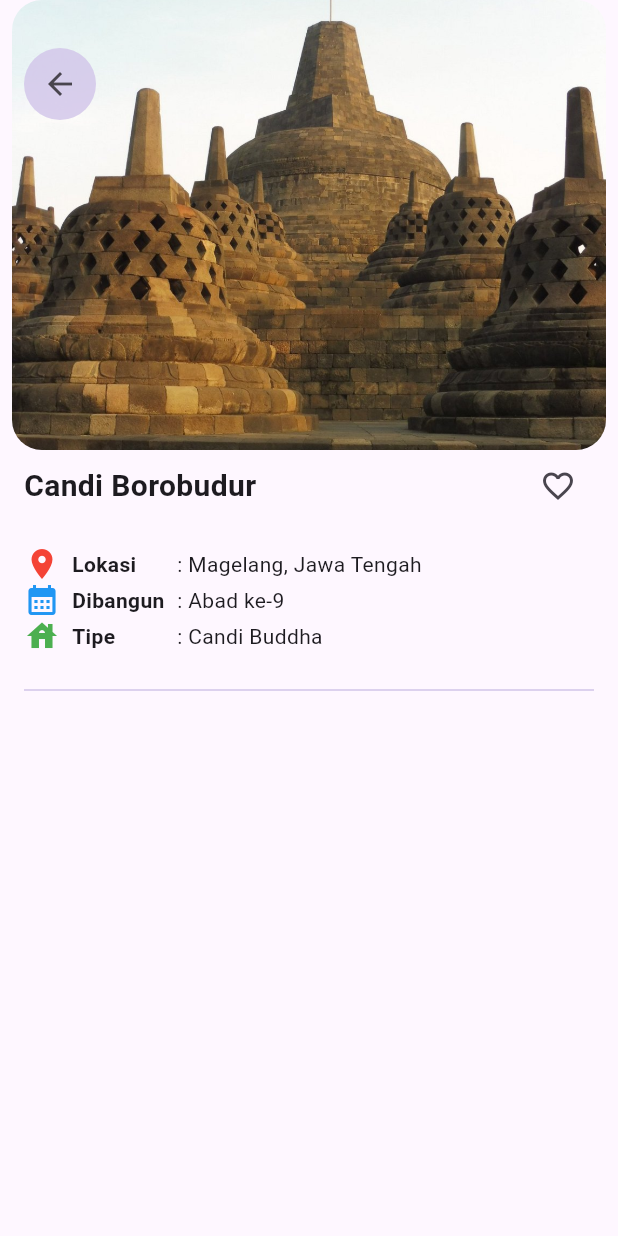
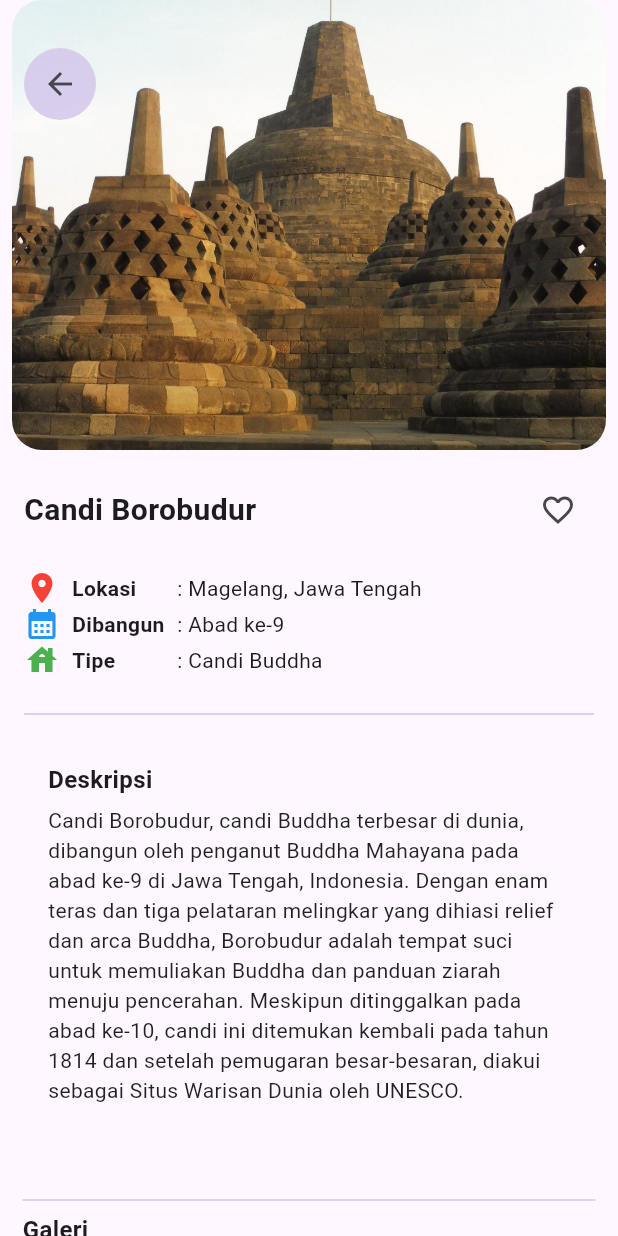
Before and after one commit to FaizZzhue/wisata_candi_faiz, a Flutter app: the screen it shows after launch, on a phone screen of 412 x 824 dp. Run offline on Flutter 3.47's test engine with Material 3 defaults, Android fonts, the phone set to English and light mode, and no system bars; network calls fail.

Commit message:
Update : Last

```diff
--- a/lib/data/candi_data.dart
+++ b/lib/data/candi_data.dart
@@ -42,7 +42,7 @@ var candiList = [
     type: 'Candi Hindu',
     imageAsset: 'assets/prambanan.jpeg',
     imageUrls: [
-      'http://media-cdn.tripadvisor.com/media/photo-o/11/d3/f4/02/main-prambanan-temple.jpg',
+      'https://media-cdn.tripadvisor.com/media/photo-o/11/d3/f4/02/main-prambanan-temple.jpg',
       'https://media-cdn.tripadvisor.com/media/photo-o/11/d3/f3/fb/main-prambanan-temple.jpg',
       'https://media-cdn.tripadvisor.com/media/photo-o/11/cd/21/b5/prambanan-diwaktu-malam.jpg',
       'https://media-cdn.tripadvisor.com/media/photo-o/11/cd/21/a1/prambanan-yang-luas-dan.jpg',
@@ -59,8 +59,8 @@ var candiList = [
     imageAsset: 'assets/lumbung.jpeg',
     imageUrls: [
       'https://media-cdn.tripadvisor.com/media/photo-o/28/11/e1/80/lumbung-temple.jpg',
-      'http://media-cdn.tripadvisor.com/media/photo-o/28/11/e1/73/lumbung-temple.jpg',
-      'http://media-cdn.tripadvisor.com/media/photo-o/28/11/e1/21/lumbung-temple.jpg',
+      'https://media-cdn.tripadvisor.com/media/photo-o/28/11/e1/73/lumbung-temple.jpg',
+      'https://media-cdn.tripadvisor.com/media/photo-o/28/11/e1/21/lumbung-temple.jpg',
       'https://media-cdn.tripadvisor.com/media/photo-o/28/11/e1/33/lumbung-temple.jpg',
     ],
     isFavorite: false,
@@ -106,9 +106,9 @@ var candiList = [
     type: 'Candi Buddha',
     imageAsset: 'assets/sari.jpeg',
     imageUrls: [
-      'http://media-cdn.tripadvisor.com/media/photo-o/0d/7a/26/27/p-20150104-102350-hdr.jpg',
+      'https://media-cdn.tripadvisor.com/media/photo-o/0d/7a/26/27/p-20150104-102350-hdr.jpg',
       'https://media-cdn.tripadvisor.com/media/photo-o/17/e4/b5/32/komplek-candi-sari.jpg',
-      'http://media-cdn.tripadvisor.com/media/photo-o/13/46/0c/0e/cube.jpg',
+      'https://media-cdn.tripadvisor.com/media/photo-o/13/46/0c/0e/cube.jpg',
       'https://media-cdn.tripadvisor.com/media/photo-o/13/46/09/6d/high-wall.jpg',
     ],
     isFavorite: false,
--- a/lib/screens/detail_screen.dart
+++ b/lib/screens/detail_screen.dart
@@ -1,6 +1,6 @@
-import'package:flutter/material.dart';
+import 'package:cached_network_image/cached_network_image.dart';
+import 'package:flutter/material.dart';
 import 'package:wisata_candi/models/candi.dart';
-
 
 class DetailScreen extends StatelessWidget {
   final Candi candi;
@@ -10,14 +10,15 @@ class DetailScreen extends StatelessWidget {
   @override
   Widget build(BuildContext context) {
     return Scaffold(
-      body: Column(
+      body: SingleChildScrollView(
+        child: Column(
           children: [
-          // Detail Header
+            // 🔹 Detail Header
             Stack(
               children: [
+                // Gambar utama
                 Padding(
-                //   image utama
-                padding: const EdgeInsets.symmetric(horizontal: 8.0),
+                  padding: EdgeInsets.symmetric(horizontal: 8.0),
                   child: ClipRRect(
                     borderRadius: BorderRadius.circular(20),
                     child: Image.asset(
@@ -28,9 +29,11 @@ class DetailScreen extends StatelessWidget {
                     ),
                   ),
                 ),
-              // tombol back kustom
+                // Tombol back kustom
                 Padding(
-                padding: const EdgeInsets.symmetric(horizontal: 16, vertical: 32,
+                  padding: EdgeInsets.symmetric(
+                    horizontal: 16,
+                    vertical: 32,
                   ),
                   child: Container(
                     decoration: BoxDecoration(
@@ -38,21 +41,23 @@ class DetailScreen extends StatelessWidget {
                       shape: BoxShape.circle,
                     ),
                     child: IconButton(
-                      onPressed: () {},
-                      icon: const Icon (
-                        Icons.arrow_back,
-                      )
+                      onPressed: () {
+                        Navigator.pop(context);
+                      },
+                      icon: Icon(Icons.arrow_back),
                     ),
                   ),
                 ),
               ],
             ),
-        //   Detail Info
+
+            // 🔹 Detail Info
             Padding(
-            padding: const EdgeInsets.symmetric(horizontal: 16),
+              padding: EdgeInsets.symmetric(horizontal: 16, vertical: 16),
               child: Column(
+                crossAxisAlignment: CrossAxisAlignment.start,
                 children: [
-              //   info atas (nama candi dan tombol favorit
+                  // Info atas (nama candi dan tombol favorit)
                   Row(
                     mainAxisAlignment: MainAxisAlignment.spaceBetween,
                     children: [
@@ -69,41 +74,149 @@ class DetailScreen extends StatelessWidget {
                       ),
                     ],
                   ),
-              //   info tengah (lokasi, dibangun, tipe
-                SizedBox(height: 16,),
-                Row(children: [
-                  Icon(Icons.place, color: Colors.red,),
-                  SizedBox(width: 8,),
-                  SizedBox(width: 70,
-                    child: Text('Lokasi', style: TextStyle(
-                      fontWeight: FontWeight.bold),),),
+
+                   SizedBox(height: 16),
+
+                  // Info tengah (lokasi, dibangun, tipe)
+                  Row(
+                    children: [
+                       Icon(Icons.place, color: Colors.red),
+                       SizedBox(width: 8),
+                       SizedBox(
+                        width: 70,
+                        child: Text(
+                          'Lokasi',
+                          style: TextStyle(fontWeight: FontWeight.bold),
+                        ),
+                      ),
                       Text(': ${candi.location}'),
-                ],),
-                Row(children: [
-                  Icon(Icons.calendar_month, color: Colors.blue,),
-                  SizedBox(width: 8,),
-                  SizedBox(width: 70,
-                    child: Text('Dibangun', style: TextStyle(
-                      fontWeight: FontWeight.bold),),),
+                    ],
+                  ),
+                  Row(
+                    children: [
+                       Icon(Icons.calendar_month, color: Colors.blue),
+                       SizedBox(width: 8),
+                       SizedBox(
+                        width: 70,
+                        child: Text(
+                          'Dibangun',
+                          style: TextStyle(fontWeight: FontWeight.bold),
+                        ),
+                      ),
                       Text(': ${candi.built}'),
-                ],),
-                Row(children: [
-                  Icon(Icons.house, color: Colors.green,),
-                  SizedBox(width: 8,),
-                  SizedBox(width: 70,
-                    child: Text('Tipe', style: TextStyle(
-                      fontWeight: FontWeight.bold),),),
+                    ],
+                  ),
+                  Row(
+                    children: [
+                       Icon(Icons.house, color: Colors.green),
+                       SizedBox(width: 8),
+                       SizedBox(
+                        width: 70,
+                        child: Text(
+                          'Tipe',
+                          style: TextStyle(fontWeight: FontWeight.bold),
+                        ),
+                      ),
                       Text(': ${candi.type}'),
-                ],),
-                SizedBox(height: 16,),
-                Divider(color: Colors.deepPurple.shade100,),
-                SizedBox(height: 16,),
-              //   info bawah (deskripsi)
+                    ],
+                  ),
+                   SizedBox(height: 16),
+                  Divider(color: Colors.deepPurple.shade100),
+                  SizedBox(height: 16),
+                  // Info bawah (deskripsi)
+                  Padding(
+                    padding: EdgeInsets.symmetric(horizontal: 16, vertical: 8),
+                    child: Column(
+                      crossAxisAlignment: CrossAxisAlignment.start,
+                      children: [
+                        Text(
+                          'Deskripsi',
+                          style: TextStyle(
+                            fontSize: 16,
+                            fontWeight: FontWeight.bold,
+                          ),
+                        ),
+                        SizedBox(height: 6),
+                        Text(
+                          candi.description,
+                          style: TextStyle(fontSize: 14, color: Colors.black87),
+                        ),
+                        SizedBox(height: 16),
+                      ],
+                    ),
+                  ),
+
+                ],
+              ),
+            ),
+            // 🔹 Detail Gallery
+            Padding(
+              padding: EdgeInsets.all(15),
+              child: Column(
+                crossAxisAlignment: CrossAxisAlignment.start,
+                children: [
+                  Divider(color: Colors.deepPurple.shade100),
+                   Text(
+                    'Galeri',
+                    style: TextStyle(
+                      fontSize: 16,
+                      fontWeight: FontWeight.bold,
+                    ),
+                  ),
+                   SizedBox(height: 10),
+                  SizedBox(
+                    height: 100,
+                    child: ListView.builder(
+                      scrollDirection: Axis.horizontal,
+                      itemCount: candi.imageUrls.length,
+                      itemBuilder: (context, index) {
+                        return Padding(
+                          padding: EdgeInsets.only(left: 8),
+                          child: GestureDetector(
+                            onTap: () {},
+                            child: Container(
+                              decoration: BoxDecoration(
+                                borderRadius: BorderRadius.circular(12),
+                                border: Border.all(
+                                  color: Colors.deepPurple.shade100,
+                                  width: 2,
+                                ),
+                              ),
+                              child: ClipRRect(
+                                borderRadius: BorderRadius.circular(10),
+                                child: CachedNetworkImage(
+                                  imageUrl: candi.imageUrls[index],
+                                  width: 120,
+                                  height: 120,
+                                  fit: BoxFit.cover,
+                                  placeholder: (context, url) => Container(
+                                    width: 120,
+                                    height: 120,
+                                    color: Colors.deepPurple[50],
+                                  ),
+                                  errorWidget: (context, url, error) => Icon(Icons.error),
+                                ),
+                              ),
+                            ),
+                          ),
+                        );
+                      },
+                    ),
+                  ),
+                   SizedBox(height: 4),
+                   Text(
+                    'Tap untuk memperbesar',
+                    style: TextStyle(
+                      fontSize: 12,
+                      color: Colors.black54,
+                    ),
+                  ),
                 ],
               ),
             ),
           ],
         ),
+      ),
     );
   }
 }
```
Also changed, not shown: 1 other file. Lines whose indentation alone changed are shown as unchanged.
